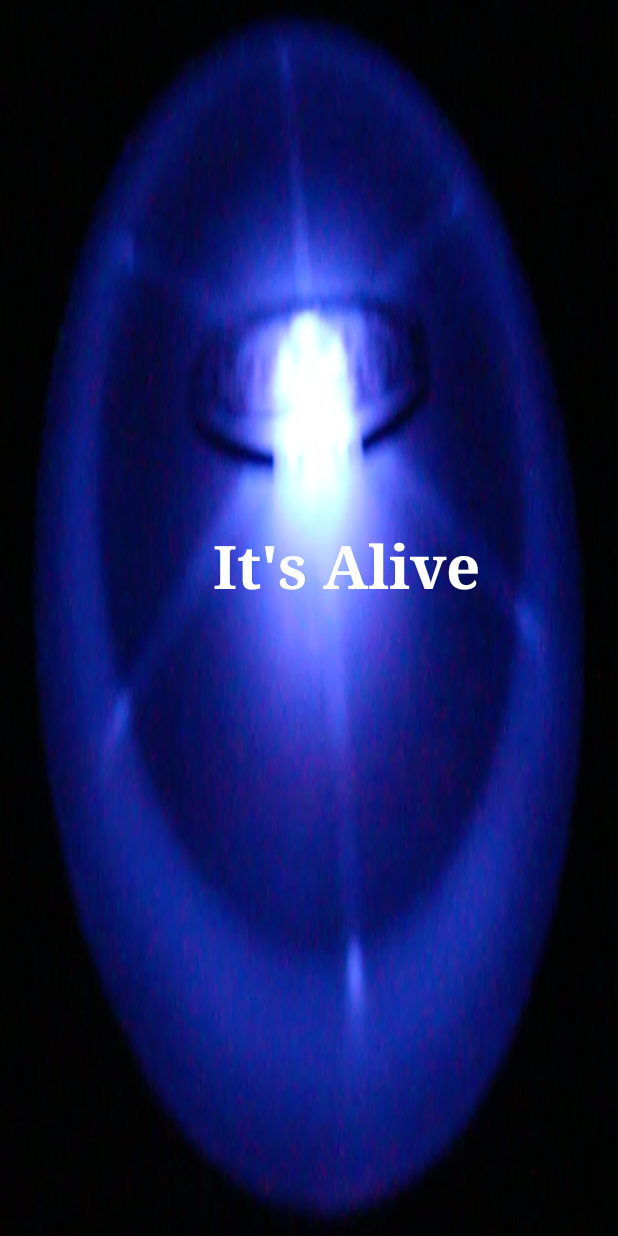
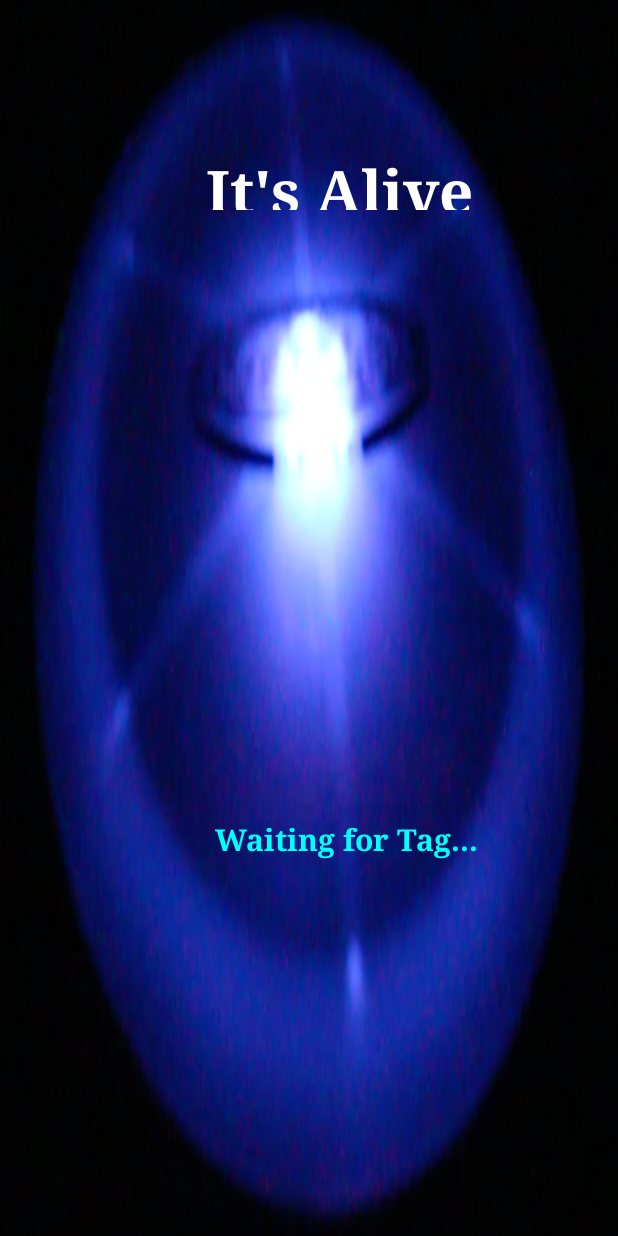
Before and after one commit to TimWalker/DiscAlive, an Android app: the NfcActivity screen opened directly, with no data from a screen before it, on a phone screen of 412 x 824 dp. Run offline under Robolectric (Android 15) with nearby library versions, the phone set to English and light mode, and no system bars.

Commit message:
working with some text prompts and the read tag information displayed in the itsalive page

```diff
--- a/app/src/main/res/layout/activity_nfc.xml
+++ b/app/src/main/res/layout/activity_nfc.xml
@@ -10,14 +10,27 @@
     <TextView
         android:text="It's Alive"
         android:layout_width="match_parent"
-        android:layout_height="wrap_content"
+        android:layout_height="40dp"
         android:id="@+id/textViewNfc"
         android:gravity="center"
         android:typeface="serif"
         android:textSize="40sp"
         android:textStyle="bold"
         android:textColor="#FFFFFF"
-        android:layout_marginTop="350dp"
+        android:layout_marginTop="100dp"
+        android:layout_marginLeft="40dp"
+        />
+    <TextView
+        android:text="Waiting for Tag..."
+        android:layout_width="match_parent"
+        android:layout_height="40dp"
+        android:id="@+id/textViewNfcResult"
+        android:gravity="center"
+        android:typeface="serif"
+        android:textSize="20sp"
+        android:textStyle="bold"
+        android:textColor="#00FFFF"
+        android:layout_marginTop="400dp"
         android:layout_marginLeft="50dp"
         />
 </LinearLayout>
--- a/app/src/main/res/values/strings.xml
+++ b/app/src/main/res/values/strings.xml
@@ -5,4 +5,5 @@
     <string name="edit_message">Welcome to DiscAlive!</string>
     <string name="button_send">I am a button</string>
     <string name="welcome">DiscAlive!</string>
+    <string name="approach_tag">Approach a SmartDisc!</string>
 </resources>
```
Also changed, not shown: app/src/main/java/com/theagiletester/discalive/NfcActivity.java (+82 -7 lines), app/src/main/res/layout/activity_main.xml (+19 -3 lines).
